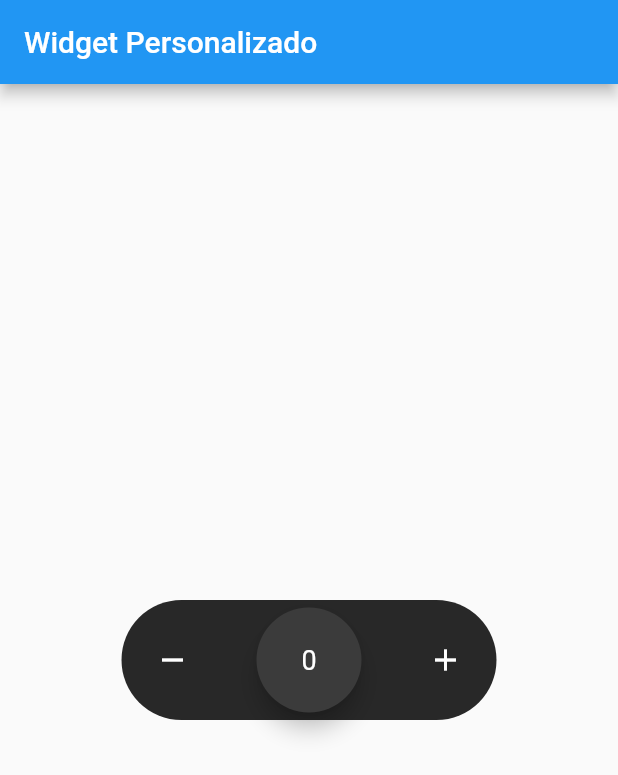
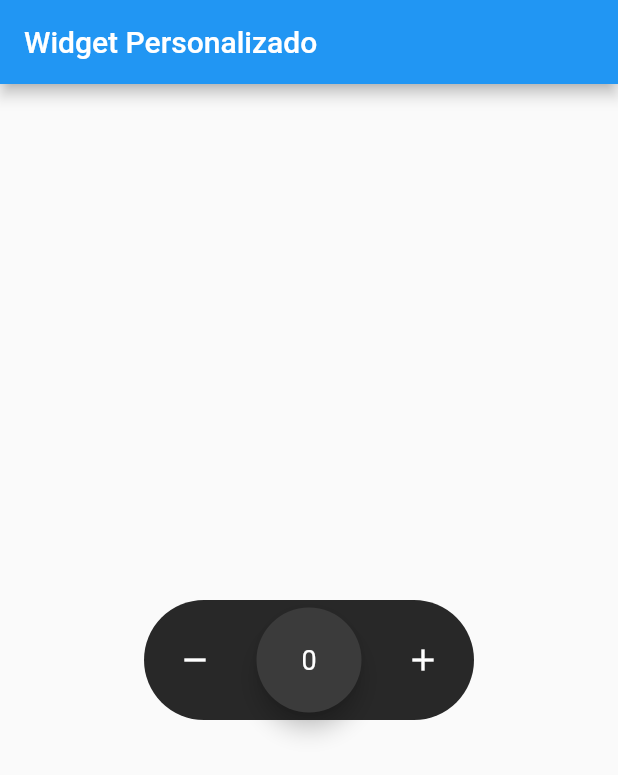
Before and after one commit to asaek/animate_counter_flutter, a Flutter app: the screen it shows after launch, on a phone screen of 412 x 824 dp. Shown: the top 775 px of the screen. Run offline on Flutter 3.47's test engine with Material 2 defaults, Android fonts, the phone set to English and light mode, and no system bars.

Commit message:
terminado widget

```diff
--- a/lib/widgets/animate_custom.dart
+++ b/lib/widgets/animate_custom.dart
@@ -25,10 +25,6 @@ class _AnimateWidgetState extends State<AnimateWidget>
 
   Ticker? _ticker;
   // final bool _isPressed = false;
-  @override
-  void initState() {
-    super.initState();
-  }
 
   void _startAnimation() {
     _ticker ??= Ticker(_onTick);
@@ -67,9 +63,17 @@ class _AnimateWidgetState extends State<AnimateWidget>
   @override
   Widget build(BuildContext context) {
     const maxHeight = 80.0;
-    const maxWidth = 250.0;
+    const maxWidth = 280.0;
     return ConstrainedBox(
-      constraints: const BoxConstraints(maxWidth: maxWidth),
+      constraints: const BoxConstraints(
+        maxWidth: maxWidth,
+      ),
+      child: SizedBox(
+        height: maxHeight,
+        child: Align(
+          alignment: _dragAligment,
+          child: ConstrainedBox(
+            constraints: const BoxConstraints(maxWidth: maxWidth - 60),
             child: Material(
               color: const Color(0xFF282828),
               borderRadius: BorderRadius.circular(70),
@@ -88,6 +92,9 @@ class _AnimateWidgetState extends State<AnimateWidget>
                 },
               ),
             ),
+          ),
+        ),
+      ),
     );
   }
 
@@ -96,14 +103,15 @@ class _AnimateWidgetState extends State<AnimateWidget>
       alignment: _dragAligment,
       child: GestureDetector(
         onPanUpdate: (details) {
+          // print('Se ejecuta al arrastrar');
           setState(() {
             _dragAligment += Alignment(
               details.delta.dx / (200 / 2),
               0,
             );
 
-            print('DragAlitment: $_dragAligment');
-            print('details.delta.dx: ${details.delta.dx}');
+            // print('DragAlitment: $_dragAligment');
+            // print('details.delta.dx: ${details.delta.dx}');
 
             if (_dragAligment.x > 1) {
               _dragAligment = const Alignment(1.0, 0.0);
@@ -113,12 +121,17 @@ class _AnimateWidgetState extends State<AnimateWidget>
           });
         },
         onPanEnd: (_) {
+          // print('Se ejecuta al dejar de tocar');
           if (_dragAligment.x > 0) {
             _contador++;
           } else {
             _contador--;
           }
           _startAnimation();
+        },
+        onPanDown: (details) {
+          // print('Se ejecuta al tocar');
+          _stopAnimation();
         },
         child: SizedBox(
           height: 80,
```
Lines whose indentation alone changed are shown as unchanged.
